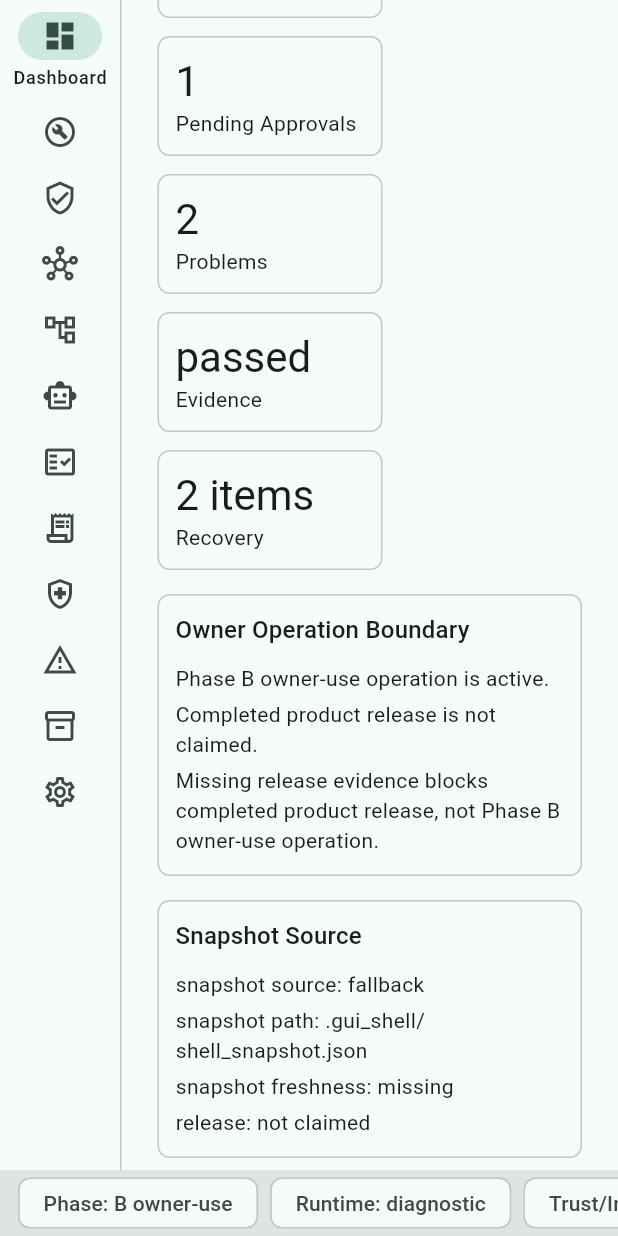
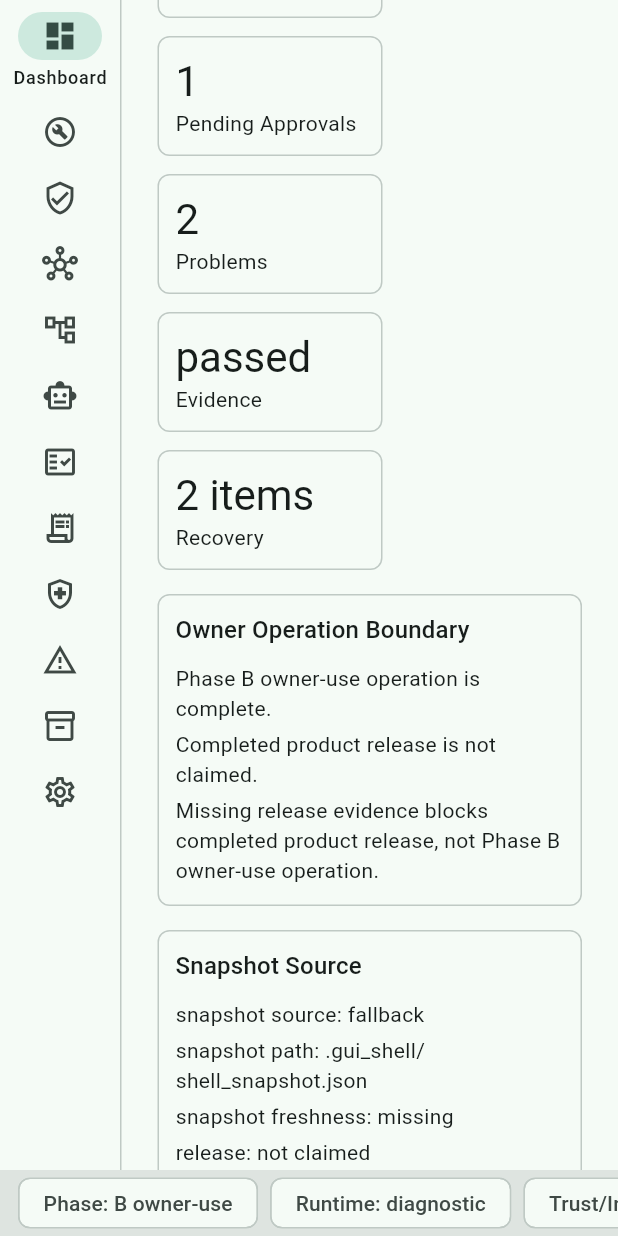
Before and after one commit to gatchimuchio/GUI-Shell, a Flutter app: the screen it shows after launch, scrolled down 576 dp, on a phone screen of 412 x 824 dp. Run offline on Flutter 3.47's test engine with Material 3 defaults, Android fonts, the phone set to English and light mode, and no system bars.

Commit message:
Clean up Phase B owner-use completion state

```diff
--- a/apps/desktop_flutter/lib/models/generated_contracts.dart
+++ b/apps/desktop_flutter/lib/models/generated_contracts.dart
@@ -482,7 +482,7 @@ class PhaseStatusRecord {
   factory PhaseStatusRecord.fromJson(Map<String, Object?> json) {
     return PhaseStatusRecord(
       phaseAStatus: json['phase_a_status'] as String? ?? 'complete',
-      phaseBStatus: json['phase_b_status'] as String? ?? 'active',
+      phaseBStatus: json['phase_b_status'] as String? ?? 'complete',
       phaseCStatus: json['phase_c_status'] as String? ?? 'next',
       phaseDStatus: json['phase_d_status'] as String? ?? 'later',
       phaseEStatus: json['phase_e_status'] as String? ?? 'later',
--- a/apps/desktop_flutter/lib/screens/dashboard.dart
+++ b/apps/desktop_flutter/lib/screens/dashboard.dart
@@ -47,7 +47,7 @@ class Dashboard extends StatelessWidget {
         const SectionList(
           title: 'Owner Operation Boundary',
           rows: [
-            'Phase B owner-use operation is active.',
+            'Phase B owner-use operation is complete.',
             'Completed product release is not claimed.',
             'Missing release evidence blocks completed product release, not Phase B owner-use operation.',
           ],
--- a/apps/desktop_flutter/lib/services/shell_core_client.dart
+++ b/apps/desktop_flutter/lib/services/shell_core_client.dart
@@ -130,7 +130,7 @@ ShellSnapshot _snapshotWithLocalIssue({
 const _mockSnapshot = ShellSnapshot(
   phaseStatus: PhaseStatusRecord(
     phaseAStatus: 'complete',
-    phaseBStatus: 'active',
+    phaseBStatus: 'complete',
     phaseCStatus: 'next',
     phaseDStatus: 'later',
     phaseEStatus: 'later',
@@ -516,7 +516,7 @@ const _mockSnapshot = ShellSnapshot(
 const _localFallbackSnapshot = ShellSnapshot(
   phaseStatus: PhaseStatusRecord(
     phaseAStatus: 'complete',
-    phaseBStatus: 'active',
+    phaseBStatus: 'complete',
     phaseCStatus: 'next',
     phaseDStatus: 'later',
     phaseEStatus: 'later',
```
Also changed, not shown: apps/mobile_flutter/pubspec.lock (deleted), 14 other files.
